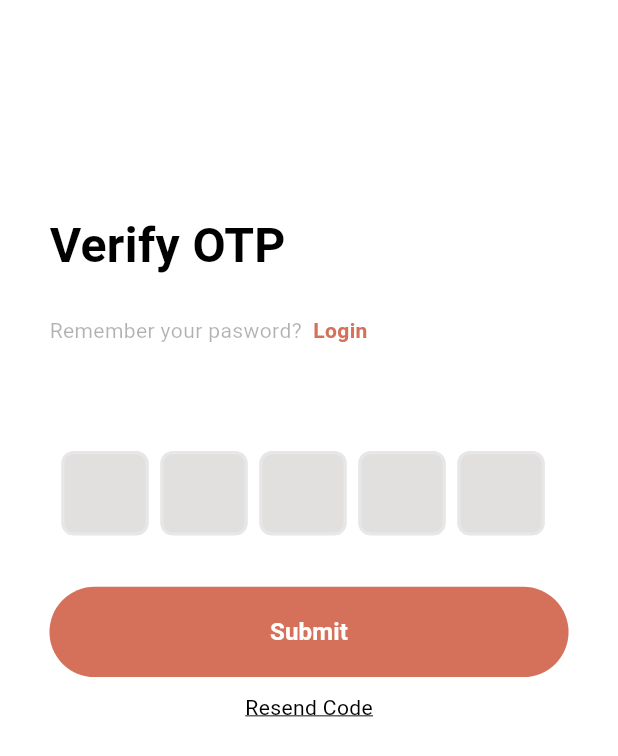
After one commit to abdelrahman3003/farmerEats, a Flutter app: the ForgetPassword screen opened directly, after a tap on "Send Code", on a phone screen of 412 x 824 dp. The commit adds this screen. Shown: the top 756 px of the screen. Run offline on Flutter 3.47's test engine with Material 3 defaults, Android fonts, the phone set to English and light mode, and no system bars; drawn by our look-alikes of flutter_otp_text_field; our stand-ins replace dio, flutter_screenutil, flutter_svg, freezed_annotation, get_it, pretty_dio_logger and 2 more; accounts and stored records are empty; generated files the repository leaves out were written again.

Commit message:
verify otp screen as ui is done

```diff
--- /dev/null
+++ b/lib/features/auth/signin/presentation/view/forget_password_view.dart
@@ -0,0 +1,73 @@
+import 'package:farmereats/core/class/navigator.dart';
+import 'package:farmereats/core/theme/colors.dart';
+import 'package:farmereats/core/theme/widget/app_button.dart';
+import 'package:farmereats/core/theme/widget/app_textformfield.dart';
+import 'package:farmereats/features/auth/signin/presentation/view/verify_otp_view.dart';
+import 'package:farmereats/features/auth/signup/presentation/view/signup_view.dart';
+import 'package:farmereats/gen/assets.gen.dart';
+import 'package:flutter/material.dart';
+import 'package:flutter_screenutil/flutter_screenutil.dart';
+import 'package:flutter_svg/svg.dart';
+
+import '../../../../../core/theme/styles.dart';
+
+class ForgetPassword extends StatelessWidget {
+  const ForgetPassword({super.key});
+
+  @override
+  Widget build(BuildContext context) {
+    return Scaffold(
+      body: Padding(
+        padding: EdgeInsets.symmetric(horizontal: 30.w),
+        child: Column(
+          crossAxisAlignment: CrossAxisAlignment.start,
+          children: [
+            SizedBox(height: 140.h),
+            Text(
+              "Forgot Password?",
+              style: Styles.font32black700w,
+            ),
+            SizedBox(height: 24.h),
+            Row(
+              children: [
+                Opacity(
+                  opacity: .3,
+                  child: Text(
+                    "Remember your pasword?  ",
+                    style: Styles.font14black400w,
+                  ),
+                ),
+                GestureDetector(
+                  onTap: () {
+                    context.push(const SignupView());
+                  },
+                  child: Text(
+                    "Login",
+                    style: Styles.font14black400w.copyWith(
+                        color: AppColors.red, fontWeight: FontWeight.w600),
+                  ),
+                ),
+              ],
+            ),
+            SizedBox(height: 24.h),
+            AppTextformfield(
+              hint: "Phone Number",
+              prefixIcon: Padding(
+                padding: const EdgeInsets.all(12.0),
+                child: SvgPicture.asset(Assets.icons.phone),
+              ),
+            ),
+            SizedBox(height: 32.h),
+            AppButton(
+              text: "Send Code",
+              color: AppColors.red,
+              onPressed: () {
+                context.push(const VerifyOtpView());
+              },
+            )
+          ],
+        ),
+      ),
+    );
+  }
+}
--- /dev/null
+++ b/lib/features/auth/signin/presentation/view/verify_otp_view.dart
@@ -0,0 +1,89 @@
+import 'package:farmereats/core/class/navigator.dart';
+import 'package:flutter/material.dart';
+import 'package:flutter_otp_text_field/flutter_otp_text_field.dart';
+import 'package:flutter_screenutil/flutter_screenutil.dart';
+
+import '../../../../../core/theme/colors.dart';
+import '../../../../../core/theme/styles.dart';
+import '../../../../../core/theme/widget/app_button.dart';
+
+import '../../../signup/presentation/view/signup_view.dart';
+
+class VerifyOtpView extends StatelessWidget {
+  const VerifyOtpView({super.key});
+
+  @override
+  Widget build(BuildContext context) {
+    return Scaffold(
+      body: Padding(
+        padding: EdgeInsets.symmetric(horizontal: 30.w),
+        child: Column(
+          crossAxisAlignment: CrossAxisAlignment.start,
+          children: [
+            SizedBox(height: 140.h),
+            Text(
+              "Verify OTP",
+              style: Styles.font32black700w,
+            ),
+            SizedBox(height: 24.h),
+            Row(
+              children: [
+                Opacity(
+                  opacity: .3,
+                  child: Text(
+                    "Remember your pasword?  ",
+                    style: Styles.font14black400w,
+                  ),
+                ),
+                GestureDetector(
+                  onTap: () {
+                    context.push(const SignupView());
+                  },
+                  child: Text(
+                    "Login",
+                    style: Styles.font14black400w.copyWith(
+                        color: AppColors.red, fontWeight: FontWeight.w600),
+                  ),
+                ),
+              ],
+            ),
+            SizedBox(height: 70.h),
+            OtpTextField(
+              numberOfFields: 5,
+              borderColor: const Color(0xFF512DA8),
+              showFieldAsBox: true,
+              borderRadius: BorderRadius.circular(8),
+              fieldHeight: 60.h,
+              fieldWidth: 58,
+              filled: true,
+              fillColor: AppColors.grey,
+              onCodeChanged: (String code) {},
+              onSubmit: (String verificationCode) {
+                showDialog(
+                    context: context,
+                    builder: (context) {
+                      return AlertDialog(
+                        title: const Text("Verification Code"),
+                        content: Text('Code entered is $verificationCode'),
+                      );
+                    });
+              }, // end onSubmit
+            ),
+            SizedBox(height: 30.h),
+            const AppButton(
+              text: "Submit",
+              color: AppColors.red,
+            ),
+            SizedBox(height: 10.h),
+            Align(
+              alignment: Alignment.center,
+              child: Text("Resend Code",
+                  style: Styles.font14black400w
+                      .copyWith(decoration: TextDecoration.underline)),
+            ),
+          ],
+        ),
+      ),
+    );
+  }
+}
--- a/lib/features/auth/signup/presentation/view/business_hours_view.dart
+++ b/lib/features/auth/signup/presentation/view/business_hours_view.dart
@@ -1,5 +1,5 @@
 import 'package:farmereats/core/class/navigator.dart';
-import 'package:farmereats/features/auth/signup/presentation/view/signup_done.dart';
+import 'package:farmereats/features/auth/signup/presentation/view/signup_done_view.dart';
 import 'package:farmereats/features/auth/signup/presentation/view/widget/day_calender.dart';
 import 'package:flutter/material.dart';
 import 'package:flutter_screenutil/flutter_screenutil.dart';
@@ -88,7 +88,7 @@ class BusinessHoursView extends StatelessWidget {
                       text: "Continue",
                       color: AppColors.red,
                       onPressed: () {
-                        context.push(const SignupDone());
+                        context.push(const SignupDoneView());
                       },
                     ),
                   ),
--- a/lib/features/auth/signup/presentation/view/signup_done.dart
+++ b/lib/features/auth/signup/presentation/view/signup_done_view.dart
@@ -7,8 +7,8 @@ import 'package:flutter_svg/svg.dart';
 
 import '../../../../../core/theme/styles.dart';
 
-class SignupDone extends StatelessWidget {
-  const SignupDone({super.key});
+class SignupDoneView extends StatelessWidget {
+  const SignupDoneView({super.key});
 
   @override
   Widget build(BuildContext context) {
--- a/pubspec.yaml
+++ b/pubspec.yaml
@@ -41,6 +41,7 @@ dependencies:
   flutter_native_splash: ^2.3.0
   flutter_screenutil: ^5.9.3
   flutter_svg: ^2.0.10+1
+  flutter_otp_text_field: ^1.1.0+2
   freezed: ^2.5.1
   freezed_annotation: ^2.4.1
   get_it: ^7.7.0
```
Also changed, not shown: lib/features/auth/signin/presentation/view/signin_view.dart (+19 -0 lines), lib/features/auth/signup/presentation/view/signup_view.dart (+12 -6 lines), pubspec.lock, 2 other files.
